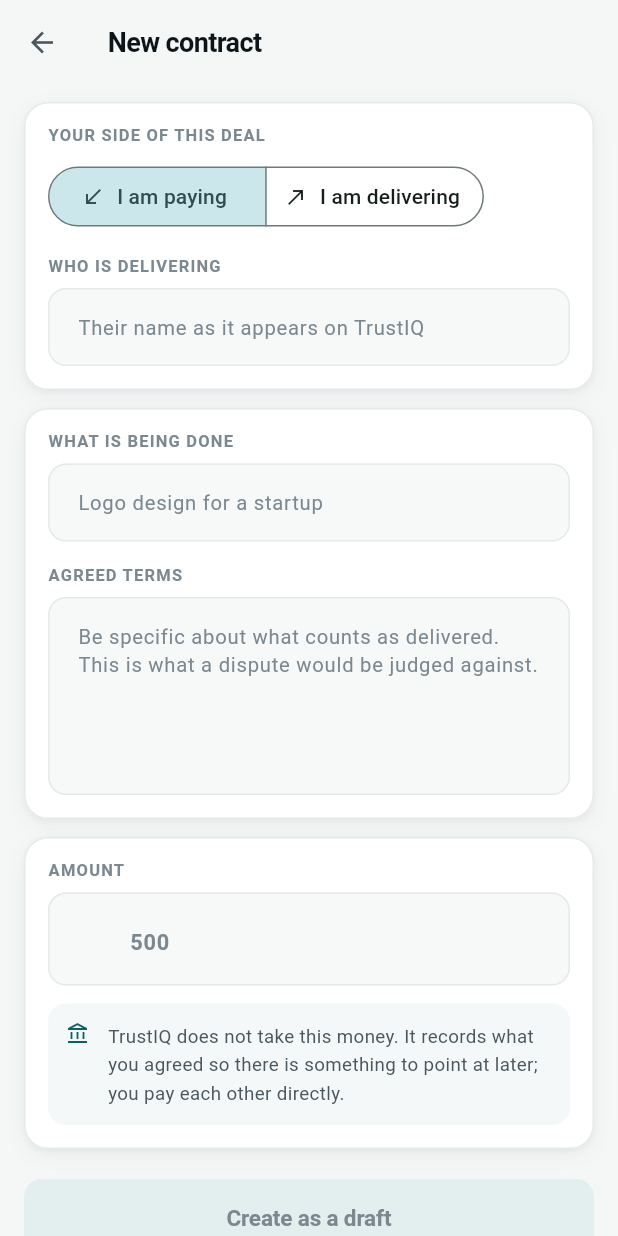
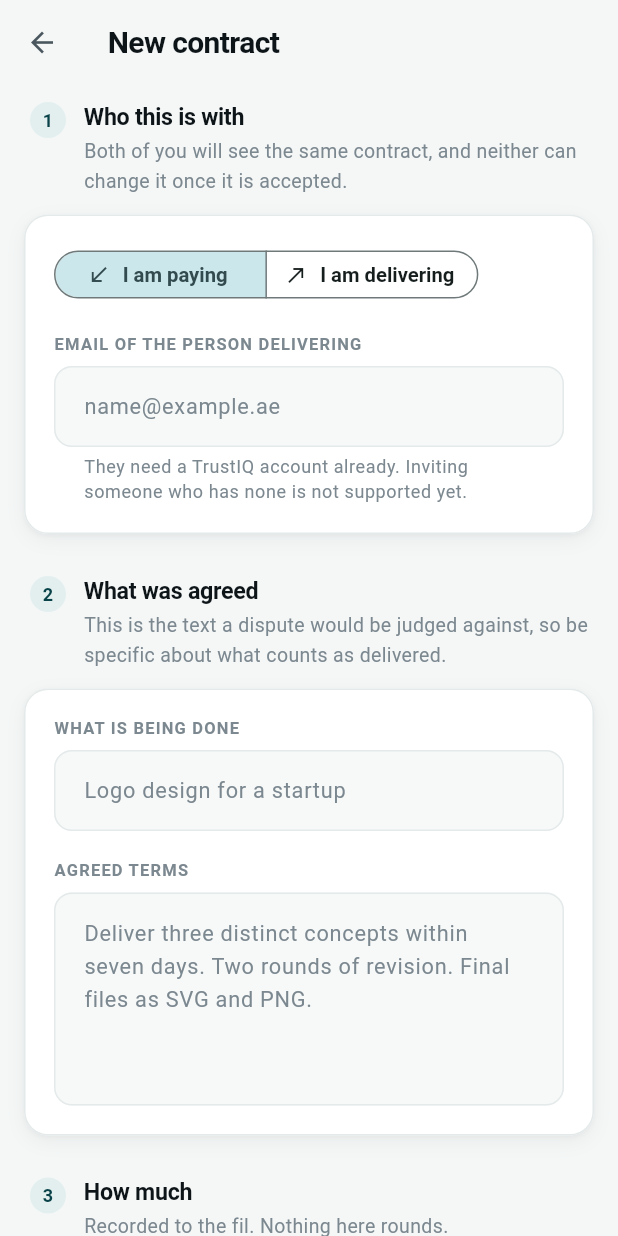
Before and after one commit to MTIEZE/trustiq-uae, a Flutter app: the screen it shows after launch, after a tap on "New contract", on a phone screen of 412 x 824 dp. Run offline on Flutter 3.47's test engine with Material 3 defaults, Android fonts, the phone set to English and light mode, and no system bars; our stand-ins replace file_picker, supabase_flutter; accounts and stored records are empty.

Commit message:
Bring the form screens onto the system, and stop asking for the wrong thing
The new contract form asked for the counterparty's name, with the hint "their
name as it appears on TrustIQ". The server takes an email: `find_counterparty`
resolves an address to an account, and a name resolves to nothing. Anyone
following that hint would have typed a name and been told nobody holds it. The
field now asks for an email and says plainly that the person needs an account
already, which is the limit of what this build supports.

The form is three named steps rather than one column of fields. The numbers are
not decoration: three named steps tell somebody how much is left, and the same
fields stacked do not. Each step says why it exists, and the one about terms
says the thing that matters most, that this is the text a dispute would be
judged against.

Filing a document is now a target rather than a button. Choosing a file is the
whole point of that screen, so it gets the space that says so, and it reports
its own reading state instead of freezing.

Every screen had its own `OutlineInputBorder`, which overrode the theme's
filled rounded fields back to plain rectangles, and its own app bar title at
three different sizes. Both are the theme's job now. Vertical rhythm was 10,
12, 14, 16 and 20 with no reason for any of them; it comes off the scale.

88 Flutter tests.

Co-Authored-By: Claude Opus 5 <noreply@anthropic.com>

```diff
--- a/apps/mobile/lib/screens/contract_detail_screen.dart
+++ b/apps/mobile/lib/screens/contract_detail_screen.dart
@@ -41,7 +41,6 @@ class ContractDetailScreen extends StatelessWidget {
           appBar: AppBar(
             title: Text(
               contract.reference,
-              style: const TextStyle(fontWeight: FontWeight.w700, fontSize: 16),
             ),
             actions: [
               Padding(
--- a/apps/mobile/lib/screens/dispute_screen.dart
+++ b/apps/mobile/lib/screens/dispute_screen.dart
@@ -29,7 +29,6 @@ class DisputeScreen extends StatelessWidget {
           appBar: AppBar(
             title: const Text(
               'Dispute',
-              style: TextStyle(fontWeight: FontWeight.w700, fontSize: 18),
             ),
           ),
           body: ListView(
--- a/apps/mobile/lib/screens/new_contract_screen.dart
+++ b/apps/mobile/lib/screens/new_contract_screen.dart
@@ -92,19 +92,29 @@ class _NewContractScreenState extends State<NewContractScreen> {
       appBar: AppBar(
         title: const Text(
           'New contract',
-          style: TextStyle(fontWeight: FontWeight.w700, fontSize: 18),
         ),
       ),
       body: ListView(
-        padding: const EdgeInsets.fromLTRB(16, 12, 16, 32),
+        padding: const EdgeInsets.fromLTRB(Space.lg, Space.md, Space.lg, Space.section),
         children: [
+          // A form of three questions rather than one wall of fields. The
+          // numbers are not decoration: they tell someone how much is left.
+          const _Step(
+            number: 1,
+            title: 'Who this is with',
+            blurb: 'Both of you will see the same contract, and neither can '
+                'change it once it is accepted.',
+          ),
           InfoCard(
+            padding: const EdgeInsets.all(Space.xl),
             child: Column(
               crossAxisAlignment: CrossAxisAlignment.start,
               children: [
-                const SectionLabel('Your side of this deal'),
-                const SizedBox(height: 10),
                 SegmentedButton<Role>(
+                  style: SegmentedButton.styleFrom(
+                    visualDensity: VisualDensity.compact,
+                    textStyle: const TextStyle(fontSize: 13.5, fontWeight: FontWeight.w600),
+                  ),
                   segments: const [
                     ButtonSegment(
                       value: Role.buyer,
@@ -121,19 +131,32 @@ class _NewContractScreenState extends State<NewContractScreen> {
                   showSelectedIcon: false,
                   onSelectionChanged: (s) => setState(() => _youAre = s.first),
                 ),
-                const SizedBox(height: 16),
+                const SizedBox(height: Space.xl),
                 _Field(
                   controller: _counterparty,
                   label: _youAre == Role.buyer
-                      ? 'Who is delivering'
-                      : 'Who is paying',
-                  hint: 'Their name as it appears on TrustIQ',
+                      ? 'Email of the person delivering'
+                      : 'Email of the person paying',
+                  hint: 'name@example.ae',
+                  keyboardType: TextInputType.emailAddress,
+                  // An email, not a name. The contract is addressed to an
+                  // account, and the server resolves the address to one.
+                  helper: 'They need a TrustIQ account already. Inviting '
+                      'someone who has none is not supported yet.',
                 ),
               ],
             ),
           ),
-          const SizedBox(height: 12),
+
+          const SizedBox(height: Space.xxl),
+          const _Step(
+            number: 2,
+            title: 'What was agreed',
+            blurb: 'This is the text a dispute would be judged against, so be '
+                'specific about what counts as delivered.',
+          ),
           InfoCard(
+            padding: const EdgeInsets.all(Space.xl),
             child: Column(
               crossAxisAlignment: CrossAxisAlignment.start,
               children: [
@@ -143,26 +166,30 @@ class _NewContractScreenState extends State<NewContractScreen> {
                   hint: 'Logo design for a startup',
                   maxLength: 120,
                 ),
-                const SizedBox(height: 16),
+                const SizedBox(height: Space.xl),
                 _Field(
                   controller: _terms,
                   label: 'Agreed terms',
-                  hint:
-                      'Be specific about what counts as delivered. This is what '
-                      'a dispute would be judged against.',
+                  hint: 'Deliver three distinct concepts within seven days. '
+                      'Two rounds of revision. Final files as SVG and PNG.',
                   maxLines: 5,
                   maxLength: 1000,
                 ),
               ],
             ),
           ),
-          const SizedBox(height: 12),
+
+          const SizedBox(height: Space.xxl),
+          const _Step(
+            number: 3,
+            title: 'How much',
+            blurb: 'Recorded to the fil. Nothing here rounds.',
+          ),
           InfoCard(
+            padding: const EdgeInsets.all(Space.xl),
             child: Column(
               crossAxisAlignment: CrossAxisAlignment.start,
               children: [
-                const SectionLabel('Amount'),
-                const SizedBox(height: 8),
                 TextField(
                   controller: _amount,
                   keyboardType: const TextInputType.numberWithOptions(decimal: true),
@@ -175,34 +202,30 @@ class _NewContractScreenState extends State<NewContractScreen> {
                     prefixStyle: const TextStyle(
                       color: TrustIqColors.inkFaint,
                       fontWeight: FontWeight.w600,
+                      fontSize: 15,
                     ),
                     errorText: _amountError,
-                    border: const OutlineInputBorder(),
                   ),
-                  style: const TextStyle(
-                    fontSize: 20,
-                    fontWeight: FontWeight.w700,
-                    fontFeatures: [FontFeature.tabularFigures()],
-                  ),
+                  style: Type.amount.copyWith(fontSize: 22),
                 ),
                 if (_parsedAmount != null) ...[
-                  const SizedBox(height: 10),
+                  const SizedBox(height: Space.md),
                   Row(
                     children: [
-                      const Icon(Icons.check, size: 15, color: TrustIqColors.ok),
-                      const SizedBox(width: 8),
+                      const Icon(Icons.check_circle_outline, size: 15, color: TrustIqColors.ok),
+                      const SizedBox(width: Space.sm),
                       Text(
                         'Recorded as ${formatAed(_parsedAmount!)}',
-                        style: const TextStyle(
-                          fontSize: 13,
+                        style: Type.caption.copyWith(
                           color: TrustIqColors.ok,
                           fontWeight: FontWeight.w600,
+                          fontSize: 12.5,
                         ),
                       ),
                     ],
                   ),
                 ],
-                const SizedBox(height: 12),
+                const SizedBox(height: Space.lg),
                 const RuleNote(
                   'TrustIQ does not take this money. It records what you agreed '
                   'so there is something to point at later; you pay each other '
@@ -212,12 +235,13 @@ class _NewContractScreenState extends State<NewContractScreen> {
               ],
             ),
           ),
-          const SizedBox(height: 20),
+
+          const SizedBox(height: Space.xxl),
           FilledButton(
             onPressed: _canSubmit ? _create : null,
             child: const Text('Create as a draft'),
           ),
-          const SizedBox(height: 10),
+          const SizedBox(height: Space.md),
           const RuleNote(
             'A draft is yours alone until you send it. Once the other party '
             'accepts, neither of you can change the terms.',
@@ -266,6 +290,58 @@ class _NewContractScreenState extends State<NewContractScreen> {
   }
 }
 
+/// A numbered step, with a sentence saying why the step exists.
+///
+/// The numbers are not decoration. A form of three named steps tells someone
+/// how much is left; the same fields in one column do not.
+class _Step extends StatelessWidget {
+  const _Step({required this.number, required this.title, required this.blurb});
+
+  final int number;
+  final String title;
+  final String blurb;
+
+  @override
+  Widget build(BuildContext context) {
+    return Padding(
+      padding: const EdgeInsets.only(bottom: Space.md, left: Space.xs),
+      child: Row(
+        crossAxisAlignment: CrossAxisAlignment.start,
+        children: [
+          Container(
+            width: 24,
+            height: 24,
+            alignment: Alignment.center,
+            decoration: const BoxDecoration(
+              color: TrustIqColors.accentSoft,
+              shape: BoxShape.circle,
+            ),
+            child: Text(
+              '$number',
+              style: Type.caption.copyWith(
+                color: TrustIqColors.accentStrong,
+                fontWeight: FontWeight.w700,
+                fontSize: 12,
+              ),
+            ),
+          ),
+          const SizedBox(width: Space.md),
+          Expanded(
+            child: Column(
+              crossAxisAlignment: CrossAxisAlignment.start,
+              children: [
+                Text(title, style: Type.heading.copyWith(fontSize: 15.5)),
+                const SizedBox(height: 3),
+                Text(blurb, style: Type.small.copyWith(color: TrustIqColors.inkFaint)),
+              ],
+            ),
+          ),
+        ],
+      ),
+    );
+  }
+}
+
 class _Field extends StatelessWidget {
   const _Field({
     required this.controller,
@@ -273,6 +349,8 @@ class _Field extends StatelessWidget {
     required this.hint,
     this.maxLines = 1,
     this.maxLength,
+    this.keyboardType,
+    this.helper,
   });
 
   final TextEditingController controller;
@@ -280,6 +358,10 @@ class _Field extends StatelessWidget {
   final String hint;
   final int maxLines;
   final int? maxLength;
+  final TextInputType? keyboardType;
+
+  /// A line under the field for a rule the person cannot otherwise know.
+  final String? helper;
 
   @override
   Widget build(BuildContext context) {
@@ -287,18 +369,20 @@ class _Field extends StatelessWidget {
       crossAxisAlignment: CrossAxisAlignment.start,
       children: [
         SectionLabel(label),
-        const SizedBox(height: 8),
+        const SizedBox(height: Space.sm),
         TextField(
           controller: controller,
           maxLines: maxLines,
           maxLength: maxLength,
+          keyboardType: keyboardType,
+          autocorrect: keyboardType != TextInputType.emailAddress,
           decoration: InputDecoration(
             hintText: hint,
-            hintStyle: const TextStyle(fontSize: 13.5, color: TrustIqColors.inkFaint),
-            border: const OutlineInputBorder(),
+            helperText: helper,
+            helperMaxLines: 3,
             counterText: '',
           ),
-          style: const TextStyle(fontSize: 14.5, height: 1.4),
+          style: Type.body.copyWith(fontSize: 14.5),
         ),
       ],
     );
```
Also changed, not shown: apps/mobile/lib/screens/add_evidence_screen.dart (+47 -20 lines), apps/mobile/lib/screens/open_dispute_screen.dart (+12 -15 lines), apps/mobile/lib/screens/verify_identity_screen.dart (+12 -13 lines).
